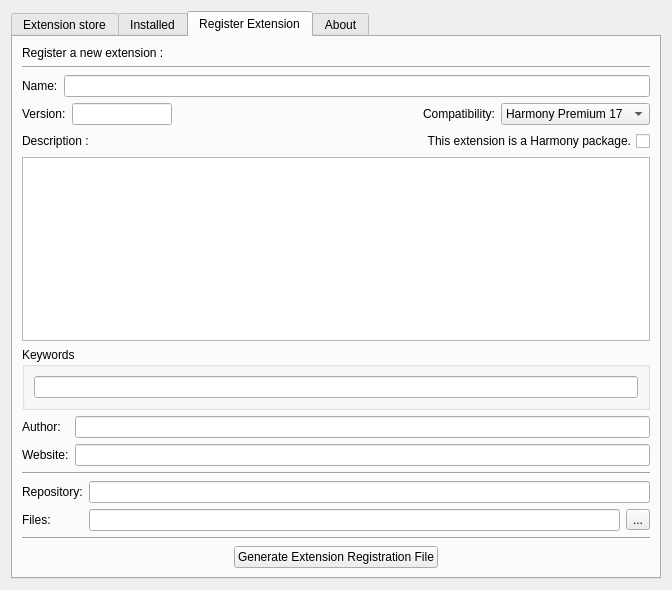
mchaptel/TBScripts, file ExtensionStore/packages/ExtensionStore/store.ui: the form before one commit.
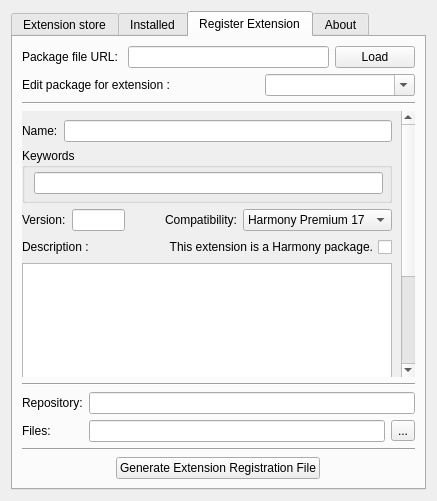
The form after the commit. The open tabs and pages were chosen to show the change. Icons and pictures are not drawn.

What changed in the file:
```diff
--- a/ExtensionStore/packages/ExtensionStore/store.ui
+++ b/ExtensionStore/packages/ExtensionStore/store.ui
@@ -6,8 +6,8 @@
    <rect>
     <x>0</x>
     <y>0</y>
-    <width>672</width>
-    <height>590</height>
+    <width>437</width>
+    <height>496</height>
    </rect>
   </property>
   <property name="windowTitle">
@@ -709,21 +709,135 @@
       <attribute name="title">
        <string>Register Extension</string>
       </attribute>
-      <layout class="QVBoxLayout" name="verticalLayout_4">
+      <layout class="QVBoxLayout" name="verticalLayout_12">
+       <item>
+        <layout class="QHBoxLayout" name="horizontalLayout_14">
+         <item>
+          <widget class="QLabel" name="label_7">
+           <property name="text">
+            <string>Package file URL: </string>
+           </property>
+          </widget>
+         </item>
+         <item>
+          <widget class="QLineEdit" name="packageUrl"/>
+         </item>
+         <item>
+          <widget class="QPushButton" name="pushButton_4">
+           <property name="text">
+            <string>Load</string>
+           </property>
+          </widget>
+         </item>
+        </layout>
+       </item>
+       <item>
+        <layout class="QHBoxLayout" name="horizontalLayout_15">
        <item>
         <widget class="QLabel" name="label_12">
          <property name="text">
-          <string>Register a new extension :</string>
+            <string>Edit package for extension :</string>
          </property>
         </widget>
        </item>
        <item>
-        <widget class="Line" name="line_3">
+          <spacer name="horizontalSpacer_7">
          <property name="orientation">
           <enum>Qt::Horizontal</enum>
          </property>
-        </widget>
-       </item>
+           <property name="sizeHint" stdset="0">
+            <size>
+             <width>40</width>
+             <height>20</height>
+            </size>
+           </property>
+          </spacer>
+         </item>
+         <item>
+          <widget class="QComboBox" name="comboBox">
+           <property name="minimumSize">
+            <size>
+             <width>150</width>
+             <height>0</height>
+            </size>
+           </property>
+           <property name="editable">
+            <bool>true</bool>
+           </property>
+           <property name="frame">
+            <bool>true</bool>
+           </property>
+          </widget>
+         </item>
+        </layout>
+       </item>
+       <item>
+        <widget class="Line" name="line_2">
+         <property name="orientation">
+          <enum>Qt::Horizontal</enum>
+         </property>
+        </widget>
+       </item>
+       <item>
+        <widget class="QScrollArea" name="scrollArea">
+         <property name="frameShape">
+          <enum>QFrame::NoFrame</enum>
+         </property>
+         <property name="frameShadow">
+          <enum>QFrame::Plain</enum>
+         </property>
+         <property name="horizontalScrollBarPolicy">
+          <enum>Qt::ScrollBarAlwaysOff</enum>
+         </property>
+         <property name="sizeAdjustPolicy">
+          <enum>QAbstractScrollArea::AdjustToContents</enum>
+         </property>
+         <property name="widgetResizable">
+          <bool>true</bool>
+         </property>
+         <widget class="QWidget" name="scrollAreaWidgetContents">
+          <property name="geometry">
+           <rect>
+            <x>0</x>
+            <y>0</y>
+            <width>378</width>
+            <height>388</height>
+           </rect>
+          </property>
+          <property name="sizePolicy">
+           <sizepolicy hsizetype="Preferred" vsizetype="Preferred">
+            <horstretch>0</horstretch>
+            <verstretch>0</verstretch>
+           </sizepolicy>
+          </property>
+          <layout class="QVBoxLayout" name="verticalLayout_13">
+           <property name="leftMargin">
+            <number>0</number>
+           </property>
+           <property name="topMargin">
+            <number>0</number>
+           </property>
+           <property name="rightMargin">
+            <number>0</number>
+           </property>
+           <property name="bottomMargin">
+            <number>0</number>
+           </property>
+           <item>
+            <widget class="QWidget" name="registerForm" native="true">
+             <property name="minimumSize">
+              <size>
+               <width>0</width>
+               <height>0</height>
+              </size>
+             </property>
+             <layout class="QVBoxLayout" name="verticalLayout_4">
+              <property name="spacing">
+               <number>6</number>
+              </property>
+              <property name="leftMargin">
+               <number>0</number>
+              </property>
        <item>
         <layout class="QHBoxLayout" name="horizontalLayout_6">
          <item>
@@ -738,6 +852,27 @@
          </item>
         </layout>
        </item>
+              <item>
+               <widget class="QGroupBox" name="groupBox_2">
+                <property name="title">
+                 <string>Keywords</string>
+                </property>
+                <layout class="QVBoxLayout" name="verticalLayout_8">
+                 <property name="topMargin">
+                  <number>4</number>
+                 </property>
+                 <property name="rightMargin">
+                  <number>6</number>
+                 </property>
+                 <property name="bottomMargin">
+                  <number>6</number>
+                 </property>
+                 <item>
+                  <widget class="QLineEdit" name="keywordsField"/>
+                 </item>
+                </layout>
+               </widget>
+              </item>
        <item>
         <layout class="QHBoxLayout" name="horizontalLayout_7">
          <item>
@@ -749,9 +884,15 @@
          </item>
          <item>
           <widget class="QLineEdit" name="versionField">
+                  <property name="minimumSize">
+                   <size>
+                    <width>0</width>
+                    <height>0</height>
+                   </size>
+                  </property>
            <property name="maximumSize">
             <size>
-             <width>100</width>
+                    <width>60</width>
              <height>16777215</height>
             </size>
            </property>
@@ -840,18 +981,12 @@
            <verstretch>0</verstretch>
           </sizepolicy>
          </property>
-        </widget>
-       </item>
-       <item>
-        <widget class="QGroupBox" name="groupBox_2">
-         <property name="title">
-          <string>Keywords</string>
-         </property>
-         <layout class="QVBoxLayout" name="verticalLayout_8">
-          <item>
-           <widget class="QLineEdit" name="keywordsField"/>
-          </item>
-         </layout>
+                <property name="minimumSize">
+                 <size>
+                  <width>0</width>
+                  <height>200</height>
+                 </size>
+                </property>
         </widget>
        </item>
        <item>
@@ -878,8 +1013,15 @@
          </item>
         </layout>
        </item>
+             </layout>
+            </widget>
+           </item>
+          </layout>
+         </widget>
+        </widget>
+       </item>
        <item>
-        <widget class="Line" name="line_2">
+        <widget class="Line" name="line_3">
          <property name="orientation">
           <enum>Qt::Horizontal</enum>
          </property>
```
Left out of the diff: 13 changed lines with no effect on the pictures. Lines whose indentation alone changed are shown as unchanged.
